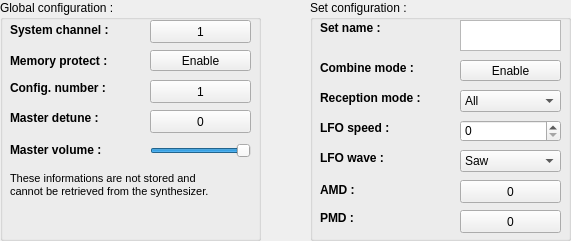
Qt form interface/qconfig.ui (LasDesu/fb01editor) before a commit.
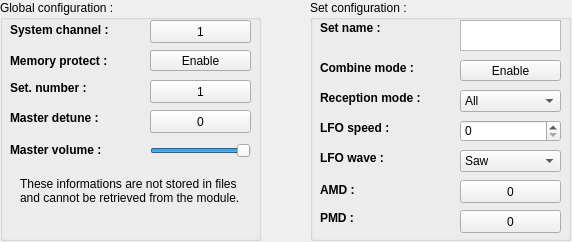
The same form after that commit. Custom widgets are drawn as their Qt base class.

What changed in the file:
```diff
--- a/interface/qconfig.ui
+++ b/interface/qconfig.ui
@@ -6,8 +6,8 @@
    <rect>
     <x>0</x>
     <y>0</y>
-    <width>571</width>
-    <height>241</height>
+    <width>572</width>
+    <height>242</height>
    </rect>
   </property>
   <property name="windowTitle">
@@ -76,7 +76,7 @@
      </font>
     </property>
     <property name="text">
-     <string>Config. number :</string>
+     <string>Set. number :</string>
     </property>
    </widget>
    <widget class="QLabel" name="lbl_mastvol">
@@ -120,18 +120,14 @@
    <widget class="QLabel" name="label_infos">
     <property name="geometry">
      <rect>
-      <x>10</x>
+      <x>20</x>
       <y>170</y>
-      <width>211</width>
-      <height>31</height>
+      <width>221</width>
+      <height>41</height>
      </rect>
     </property>
     <property name="text">
-     <string>&lt;!DOCTYPE HTML PUBLIC &quot;-//W3C//DTD HTML 4.0//EN&quot; &quot;http://www.w3.org/TR/REC-html40/strict.dtd&quot;&gt;
-&lt;html&gt;&lt;head&gt;&lt;meta name=&quot;qrichtext&quot; content=&quot;1&quot; /&gt;&lt;style type=&quot;text/css&quot;&gt;
-p, li { white-space: pre-wrap; }
-&lt;/style&gt;&lt;/head&gt;&lt;body style=&quot; font-family:'MS Shell Dlg 2'; font-size:8.25pt; font-weight:400; font-style:normal;&quot;&gt;
-&lt;p style=&quot; margin-top:0px; margin-bottom:0px; margin-left:0px; margin-right:0px; -qt-block-indent:0; text-indent:0px;&quot;&gt;&lt;span style=&quot; font-size:8pt;&quot;&gt;These informations are not stored and cannot be retrieved from the synthesizer.&lt;/span&gt;&lt;/p&gt;&lt;/body&gt;&lt;/html&gt;</string>
+     <string>These informations are not stored in files and cannot be retrieved from the module.</string>
     </property>
     <property name="textFormat">
      <enum>Qt::AutoText</enum>
```
Left out of the diff: 38 changed lines with no effect on the pictures.
